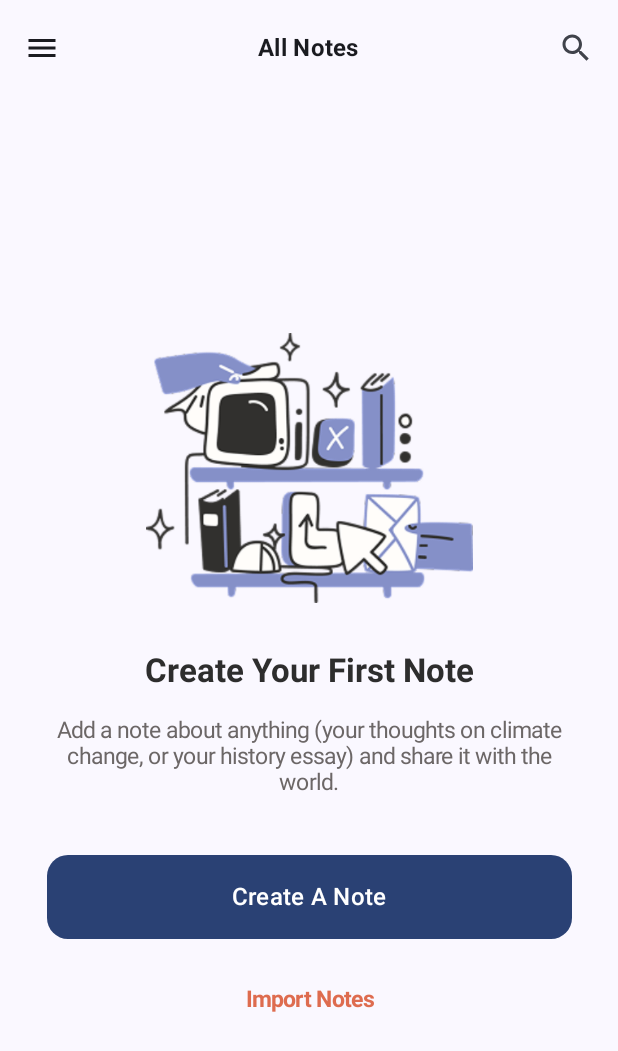
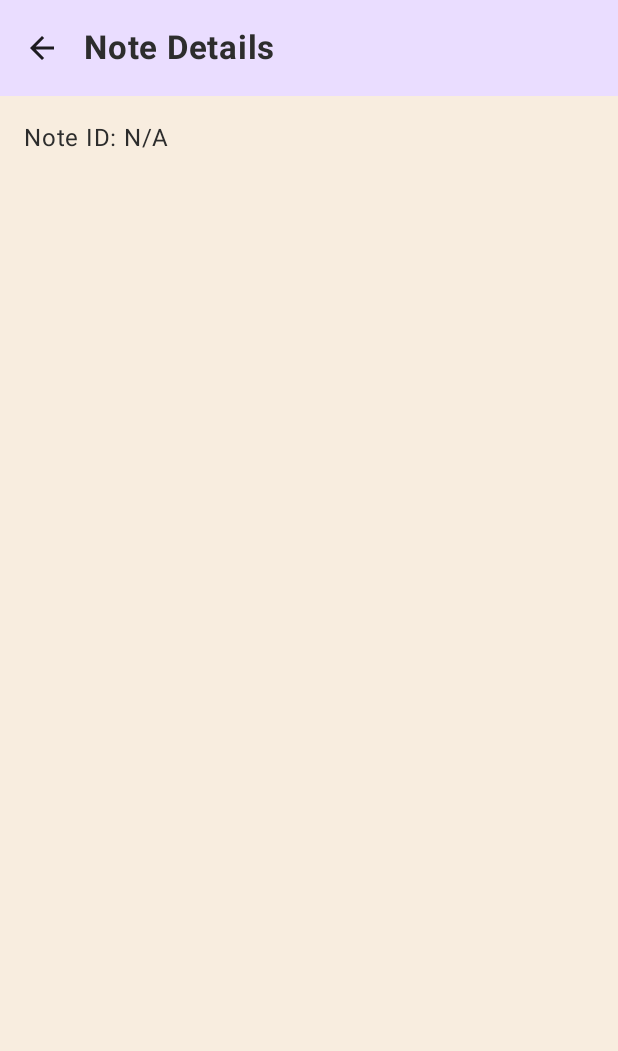
Before and after one commit to edufelip/MyNoteTakingApp, an Android app built with Jetpack Compose: the screen it shows after launch (MainActivity), after a tap on "Create A Note", on a phone screen of 412 x 824 dp. Shown: the top 1051 px of the screen. Run offline under Robolectric (Android 15) with nearby library versions, the phone set to English and light mode, and no system bars; our stand-ins replace Navigation 3; 3 statements that could not run were skipped.

```diff
--- a/app/build.gradle.kts
+++ b/app/build.gradle.kts
@@ -50,6 +50,7 @@ dependencies {
     implementation(libs.androidx.ui.graphics)
     implementation(libs.androidx.ui.tooling.preview)
     implementation(libs.androidx.material3)
+    implementation(libs.androidx.navigation3.ui)
     testImplementation(libs.junit)
     androidTestImplementation(libs.androidx.junit)
     androidTestImplementation(libs.androidx.espresso.core)
--- a/app/src/main/java/com/edufelip/notetakingapp/ui/MainActivity.kt
+++ b/app/src/main/java/com/edufelip/notetakingapp/ui/MainActivity.kt
@@ -4,7 +4,21 @@ import android.os.Bundle
 import androidx.activity.ComponentActivity
 import androidx.activity.compose.setContent
 import androidx.activity.enableEdgeToEdge
-import com.edufelip.notetakingapp.ui.home.HomeWithDrawer
+import androidx.compose.animation.slideInHorizontally
+import androidx.compose.animation.slideOutHorizontally
+import androidx.compose.animation.togetherWith
+import androidx.compose.material3.DrawerState
+import androidx.compose.material3.DrawerValue
+import androidx.compose.material3.rememberDrawerState
+import androidx.compose.runtime.Composable
+import androidx.compose.runtime.mutableStateListOf
+import androidx.compose.runtime.remember
+import androidx.compose.runtime.snapshots.SnapshotStateList
+import androidx.navigation3.runtime.NavEntry
+import androidx.navigation3.ui.NavDisplay
+import com.edufelip.notetakingapp.ui.screens.AppRoutes
+import com.edufelip.notetakingapp.ui.screens.home.HomeWithDrawer
+import com.edufelip.notetakingapp.ui.screens.notedetail.NoteDetailScreen
 import com.edufelip.notetakingapp.ui.theme.NoteTakingAppTheme
 
 class MainActivity : ComponentActivity() {
@@ -13,8 +27,63 @@ class MainActivity : ComponentActivity() {
         enableEdgeToEdge()
         setContent {
             NoteTakingAppTheme {
-                HomeWithDrawer()
+                AppNavigation()
             }
         }
     }
 }
+
+@Composable
+fun AppNavigation() {
+    val drawerState = rememberDrawerState(initialValue = DrawerValue.Closed)
+    val backStack = remember { mutableStateListOf<Any>(AppRoutes.Home) }
+
+    NavDisplay(
+        backStack = backStack,
+        onBack = { backStack.removeLastOrNull() },
+        entryProvider = { key ->
+            entryProviderFactory(
+                key = key,
+                drawerState = drawerState,
+                backStack = backStack
+            )
+        },
+        transitionSpec = {
+            slideInHorizontally(initialOffsetX = { it }) togetherWith
+                    slideOutHorizontally(targetOffsetX = { -it })
+        },
+        popTransitionSpec = {
+            slideInHorizontally(initialOffsetX = { -it }) togetherWith
+                    slideOutHorizontally(targetOffsetX = { it })
+        },
+        predictivePopTransitionSpec = {
+            slideInHorizontally(initialOffsetX = { -it }) togetherWith
+                    slideOutHorizontally(targetOffsetX = { it })
+        }
+    )
+}
+
+fun entryProviderFactory(
+    key: Any,
+    drawerState: DrawerState,
+    backStack: SnapshotStateList<Any>
+): NavEntry<Any> {
+    return when (key) {
+        is AppRoutes.Home -> NavEntry(key) {
+            HomeWithDrawer(
+                drawerState = drawerState,
+                onCreateNoteClicked = {
+                    backStack.add(AppRoutes.NoteDetail())
+                }
+            )
+        }
+
+        is AppRoutes.NoteDetail -> NavEntry(key) {
+            NoteDetailScreen(noteId = key.id)
+        }
+
+        else -> {
+            error("Unknown route: $key")
+        }
+    }
+}
--- /dev/null
+++ b/app/src/main/java/com/edufelip/notetakingapp/ui/screens/AppRoutes.kt
@@ -0,0 +1,6 @@
+package com.edufelip.notetakingapp.ui.screens
+
+object AppRoutes {
+    data object Home
+    data class NoteDetail(val id: String? = null)
+}
--- a/app/src/main/java/com/edufelip/notetakingapp/ui/emptyNotes/EmptyNotesScreen.kt
+++ b/app/src/main/java/com/edufelip/notetakingapp/ui/screens/emptyNotes/EmptyNotesScreen.kt
@@ -1,12 +1,27 @@
-package com.edufelip.notetakingapp.ui.emptyNotes
+package com.edufelip.notetakingapp.ui.screens.emptyNotes
 
 import androidx.compose.foundation.Image
-import androidx.compose.foundation.layout.*
+import androidx.compose.foundation.layout.Box
+import androidx.compose.foundation.layout.Column
+import androidx.compose.foundation.layout.Spacer
+import androidx.compose.foundation.layout.fillMaxSize
+import androidx.compose.foundation.layout.fillMaxWidth
+import androidx.compose.foundation.layout.height
+import androidx.compose.foundation.layout.padding
 import androidx.compose.foundation.shape.RoundedCornerShape
 import androidx.compose.material.icons.Icons
 import androidx.compose.material.icons.filled.Menu
 import androidx.compose.material.icons.filled.Search
-import androidx.compose.material3.*
+import androidx.compose.material3.Button
+import androidx.compose.material3.CenterAlignedTopAppBar
+import androidx.compose.material3.ExperimentalMaterial3Api
+import androidx.compose.material3.Icon
+import androidx.compose.material3.IconButton
+import androidx.compose.material3.MaterialTheme
+import androidx.compose.material3.Scaffold
+import androidx.compose.material3.Text
+import androidx.compose.material3.TextButton
+import androidx.compose.material3.TopAppBarDefaults
 import androidx.compose.runtime.Composable
 import androidx.compose.ui.Alignment
 import androidx.compose.ui.Modifier
@@ -18,13 +33,13 @@ import androidx.compose.ui.unit.dp
 import com.edufelip.notetakingapp.R
 import com.edufelip.notetakingapp.ui.theme.ButtonText
 import com.edufelip.notetakingapp.ui.theme.GrayText
-import com.edufelip.notetakingapp.ui.theme.ImportNotes
 import com.edufelip.notetakingapp.ui.theme.NoteTakingAppTheme
+import com.edufelip.notetakingapp.ui.theme.PrimaryRed
 
 @OptIn(ExperimentalMaterial3Api::class)
 @Composable
 fun EmptyNotesScreen(
-    onCreateNote: () -> Unit,
+    onCreateNoteClicked: () -> Unit,
     onImportNotes: () -> Unit,
     openDrawer: () -> Unit,
     modifier: Modifier = Modifier
@@ -44,7 +59,7 @@ fun EmptyNotesScreen(
                         Icon(Icons.Default.Menu, contentDescription = "Menu")
                     }
                 }, actions = {
-                    IconButton(onClick = { /* TODO: Search */ }) {
+                    IconButton(onClick = { }) {
                         Icon(Icons.Default.Search, contentDescription = "Search")
                     }
                 }, colors = TopAppBarDefaults.centerAlignedTopAppBarColors(
@@ -94,7 +109,9 @@ fun EmptyNotesScreen(
                 Spacer(modifier = Modifier.height(40.dp))
 
                 Button(
-                    onClick = onCreateNote,
+                    onClick = {
+                        onCreateNoteClicked()
+                    },
                     shape = RoundedCornerShape(14.dp),
                     modifier = Modifier
                         .fillMaxWidth(0.85f)
@@ -114,7 +131,7 @@ fun EmptyNotesScreen(
                 ) {
                     Text(
                         text = "Import Notes", style = MaterialTheme.typography.bodyMedium.copy(
-                            color = ImportNotes, fontWeight = FontWeight.Bold
+                            color = PrimaryRed, fontWeight = FontWeight.Bold
                         )
                     )
                 }
@@ -124,13 +141,13 @@ fun EmptyNotesScreen(
 }
 
 @Composable
-@Preview(showBackground = true, widthDp = 360, heightDp = 800)
+@Preview
 fun PreviewEmptyNotesScreen() {
     NoteTakingAppTheme {
         EmptyNotesScreen(
-            onCreateNote = {},
+            onCreateNoteClicked = {},
             onImportNotes = {},
-            openDrawer = {},
+            openDrawer = {}
         )
     }
 }
--- a/app/src/main/java/com/edufelip/notetakingapp/ui/home/HomeWithDrawer.kt
+++ b/app/src/main/java/com/edufelip/notetakingapp/ui/screens/home/HomeWithDrawer.kt
@@ -1,6 +1,7 @@
-package com.edufelip.notetakingapp.ui.home
+package com.edufelip.notetakingapp.ui.screens.home
 
 import androidx.compose.foundation.layout.padding
+import androidx.compose.material3.DrawerState
 import androidx.compose.material3.DrawerValue
 import androidx.compose.material3.HorizontalDivider
 import androidx.compose.material3.MaterialTheme
@@ -13,18 +14,20 @@ import androidx.compose.material3.rememberDrawerState
 import androidx.compose.runtime.Composable
 import androidx.compose.runtime.rememberCoroutineScope
 import androidx.compose.ui.Modifier
+import androidx.compose.ui.res.stringResource
 import androidx.compose.ui.tooling.preview.Preview
 import androidx.compose.ui.unit.dp
-import com.edufelip.notetakingapp.ui.emptyNotes.EmptyNotesScreen
+import com.edufelip.notetakingapp.R
+import com.edufelip.notetakingapp.ui.screens.emptyNotes.EmptyNotesScreen
 import com.edufelip.notetakingapp.ui.theme.NoteTakingAppTheme
 import kotlinx.coroutines.launch
 
 @Composable
 fun HomeWithDrawer(
-    onCreateNote: () -> Unit = {},
-    onImportNotes: () -> Unit = {}
+    onCreateNoteClicked: () -> Unit = {},
+    onImportNotesClicked: () -> Unit = {},
+    drawerState: DrawerState,
 ) {
-    val drawerState = rememberDrawerState(initialValue = DrawerValue.Closed)
     val scope = rememberCoroutineScope()
 
     ModalNavigationDrawer(
@@ -32,13 +35,13 @@ fun HomeWithDrawer(
         drawerContent = {
             ModalDrawerSheet {
                 Text(
-                    text = "My Notes",
+                    text = stringResource(R.string.my_notes),
                     style = MaterialTheme.typography.titleMedium,
                     modifier = Modifier.padding(16.dp)
                 )
                 HorizontalDivider()
                 NavigationDrawerItem(
-                    label = { Text("All Notes") },
+                    label = { Text(stringResource(R.string.all_notes)) },
                     selected = true,
                     onClick = {
                         scope.launch { drawerState.close() }
@@ -46,7 +49,7 @@ fun HomeWithDrawer(
                     modifier = Modifier.padding(NavigationDrawerItemDefaults.ItemPadding)
                 )
                 NavigationDrawerItem(
-                    label = { Text("Settings") },
+                    label = { Text(stringResource(R.string.settings)) },
                     selected = false,
                     onClick = {
                         scope.launch { drawerState.close() }
@@ -58,17 +61,28 @@ fun HomeWithDrawer(
     ) {
         EmptyNotesScreen(
             modifier = Modifier,
-            onCreateNote = onCreateNote,
-            onImportNotes = onImportNotes,
-            openDrawer = { scope.launch { drawerState.open() } }
+            onCreateNoteClicked = onCreateNoteClicked,
+            onImportNotes = onImportNotesClicked,
+            openDrawer = { scope.launch { drawerState.open() } },
         )
     }
 }
 
-@Preview(showBackground = true, widthDp = 360, heightDp = 800)
+@Preview
 @Composable
-fun PreviewHomeWithDrawer() {
+fun PreviewHomeWithDrawerOpen() {
+    val drawerState = rememberDrawerState(initialValue = DrawerValue.Open)
     NoteTakingAppTheme {
-       HomeWithDrawer()
+       HomeWithDrawer(drawerState = drawerState)
    }
 }
+
+
+@Preview
+@Composable
+fun PreviewHomeWithDrawerClosed() {
+    val drawerState = rememberDrawerState(initialValue = DrawerValue.Closed)
+    NoteTakingAppTheme {
+        HomeWithDrawer(drawerState = drawerState)
+    }
+}
--- /dev/null
+++ b/app/src/main/java/com/edufelip/notetakingapp/ui/screens/notedetail/NoteDetailScreen.kt
@@ -0,0 +1,49 @@
+package com.edufelip.notetakingapp.ui.screens.notedetail
+
+import androidx.compose.foundation.layout.Column
+import androidx.compose.foundation.layout.padding
+import androidx.compose.material.icons.Icons
+import androidx.compose.material.icons.automirrored.filled.ArrowBack
+import androidx.compose.material3.ExperimentalMaterial3Api
+import androidx.compose.material3.Icon
+import androidx.compose.material3.IconButton
+import androidx.compose.material3.MaterialTheme
+import androidx.compose.material3.Scaffold
+import androidx.compose.material3.Text
+import androidx.compose.material3.TopAppBar
+import androidx.compose.material3.TopAppBarDefaults
+import androidx.compose.runtime.Composable
+import androidx.compose.ui.Modifier
+import androidx.compose.ui.unit.dp
+
+@OptIn(ExperimentalMaterial3Api::class)
+@Composable
+fun NoteDetailScreen(noteId: String?) {
+    Scaffold(
+        topBar = {
+            TopAppBar(
+                title = { Text("Note Details") },
+                navigationIcon = {
+                    IconButton(onClick = { }) {
+                        Icon(
+                            imageVector = Icons.AutoMirrored.Filled.ArrowBack,
+                            contentDescription = "Back"
+                        )
+                    }
+                },
+                colors = TopAppBarDefaults.topAppBarColors(
+                    containerColor = MaterialTheme.colorScheme.primaryContainer,
+                    titleContentColor = MaterialTheme.colorScheme.onPrimaryContainer
+                )
+            )
+        }
+    ) { innerPadding ->
+        Column(
+            modifier = Modifier
+                .padding(innerPadding)
+                .padding(16.dp)
+        ) {
+            Text("Note ID: ${noteId ?: "N/A"}")
+        }
+    }
+}
--- a/app/src/main/java/com/edufelip/notetakingapp/ui/theme/Color.kt
+++ b/app/src/main/java/com/edufelip/notetakingapp/ui/theme/Color.kt
@@ -7,4 +7,3 @@ val PrimaryRed = Color(0xFFDE6C4F)
 val GrayText = Color(0xFF6C6767)
 val Black = Color(0xFF2D2D2D)
 val ButtonText = Color(0xFFFFFFFF)
-val ImportNotes = Color(0xFFDE6C4F)
--- a/app/src/main/java/com/edufelip/notetakingapp/ui/theme/Theme.kt
+++ b/app/src/main/java/com/edufelip/notetakingapp/ui/theme/Theme.kt
@@ -29,7 +29,7 @@ private val LightColorScheme = lightColorScheme(
 @Composable
 fun NoteTakingAppTheme(
     darkTheme: Boolean = isSystemInDarkTheme(),
-    dynamicColor: Boolean = true,
+    dynamicColor: Boolean = false,
     content: @Composable () -> Unit
 ) {
     val colorScheme = when {
--- a/app/src/main/res/values/strings.xml
+++ b/app/src/main/res/values/strings.xml
@@ -1,3 +1,6 @@
 <resources>
     <string name="app_name">NoteTakingApp</string>
+    <string name="my_notes">My Notes</string>
+    <string name="all_notes">All Notes</string>
+    <string name="settings">Settings</string>
 </resources>
```
Also changed, not shown: gradle/libs.versions.toml (+7 -5 lines), 1 other file.
